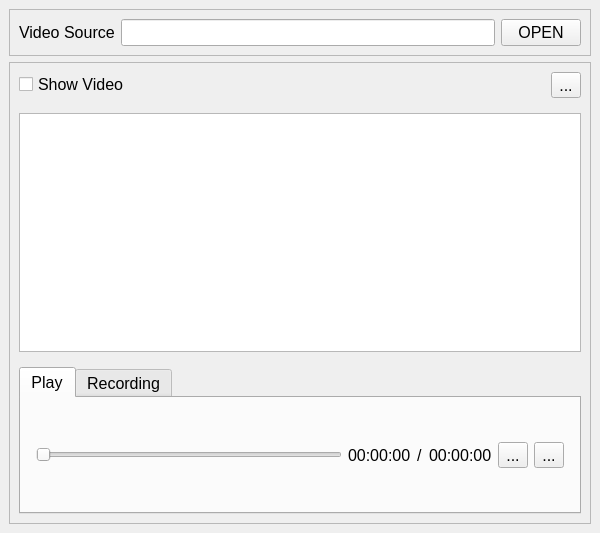
First picture: the form in mainwindow.ui, repository NSJ-student/OpenCvVideoCutter, before the edit.
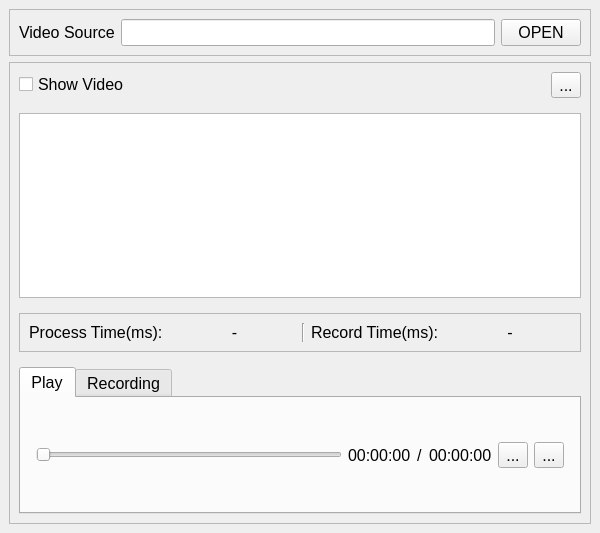
Second picture: the form after the edit. The open tabs and pages were chosen to show the change. Icons and pictures are not drawn.

Commit message: linux record bug fix

Diff of the .ui file:
```diff
--- a/mainwindow.ui
+++ b/mainwindow.ui
@@ -106,6 +106,77 @@
        <item>
         <widget class="QGraphicsView" name="graphicsView"/>
        </item>
+       <item>
+        <widget class="QFrame" name="frame_2">
+         <property name="sizePolicy">
+          <sizepolicy hsizetype="Preferred" vsizetype="Fixed">
+           <horstretch>0</horstretch>
+           <verstretch>0</verstretch>
+          </sizepolicy>
+         </property>
+         <property name="frameShape">
+          <enum>QFrame::StyledPanel</enum>
+         </property>
+         <property name="frameShadow">
+          <enum>QFrame::Raised</enum>
+         </property>
+         <layout class="QHBoxLayout" name="horizontalLayout_4">
+          <item>
+           <widget class="QLabel" name="label_7">
+            <property name="sizePolicy">
+             <sizepolicy hsizetype="Fixed" vsizetype="Preferred">
+              <horstretch>0</horstretch>
+              <verstretch>0</verstretch>
+             </sizepolicy>
+            </property>
+            <property name="text">
+             <string>Process Time(ms): </string>
+            </property>
+           </widget>
+          </item>
+          <item>
+           <widget class="QLabel" name="lblProcessTimeMs">
+            <property name="text">
+             <string>-</string>
+            </property>
+            <property name="alignment">
+             <set>Qt::AlignCenter</set>
+            </property>
+           </widget>
+          </item>
+          <item>
+           <widget class="Line" name="line">
+            <property name="orientation">
+             <enum>Qt::Vertical</enum>
+            </property>
+           </widget>
+          </item>
+          <item>
+           <widget class="QLabel" name="label_10">
+            <property name="sizePolicy">
+             <sizepolicy hsizetype="Fixed" vsizetype="Preferred">
+              <horstretch>0</horstretch>
+              <verstretch>0</verstretch>
+             </sizepolicy>
+            </property>
+            <property name="text">
+             <string>Record Time(ms): </string>
+            </property>
+           </widget>
+          </item>
+          <item>
+           <widget class="QLabel" name="lblRecordTimeMs">
+            <property name="text">
+             <string>-</string>
+            </property>
+            <property name="alignment">
+             <set>Qt::AlignCenter</set>
+            </property>
+           </widget>
+          </item>
+         </layout>
+        </widget>
+       </item>
        <item>
         <widget class="QTabWidget" name="tabControl">
          <property name="sizePolicy">
```
Left out of the diff: 4 changed lines with no effect on the pictures. The commit also changes 4 other files.
